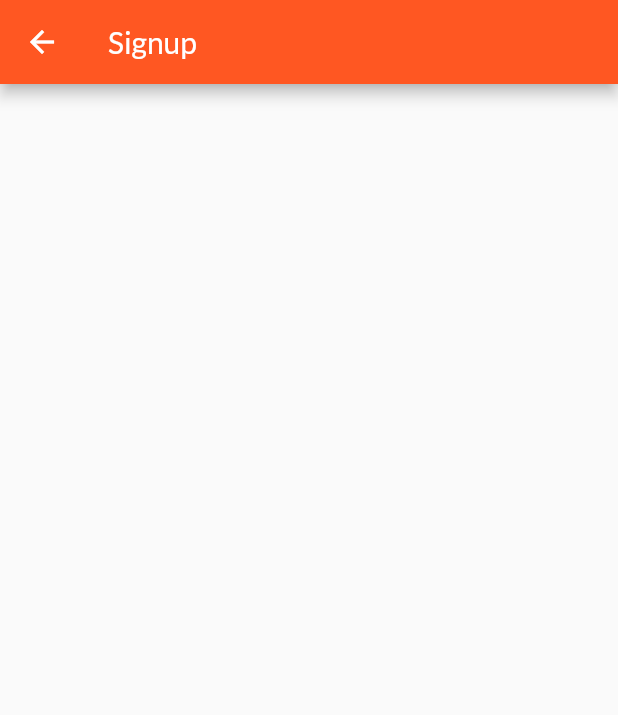
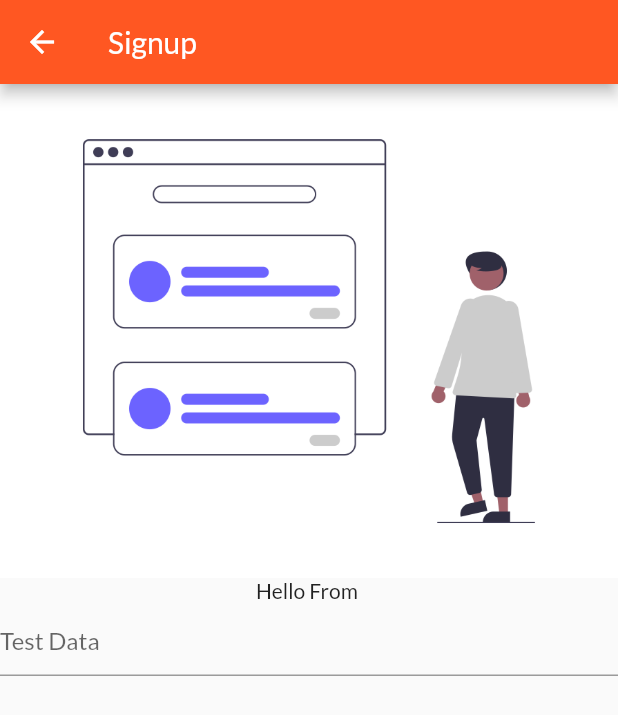
Before and after one commit to mrjaypatel/flutter_learn, a Flutter app: the SignupPage screen opened by its route, on a phone screen of 412 x 824 dp. Shown: the top 715 px of the screen. Run offline on Flutter 3.47's test engine with Material 2 defaults, Android fonts, the phone set to English and light mode, and no system bars; our stand-ins replace google_fonts.

```diff
--- a/lib/screens/auth/signup.dart
+++ b/lib/screens/auth/signup.dart
@@ -1,16 +1,34 @@
 import 'package:flutter/material.dart';
 
-class SignupPage extends StatelessWidget {
+class SignupPage extends StatefulWidget {
   const SignupPage({Key? key}) : super(key: key);
 
+  @override
+  State<SignupPage> createState() => _SignupPageState();
+}
+
+class _SignupPageState extends State<SignupPage> {
+  String data = "";
   @override
   Widget build(BuildContext context) {
     return Scaffold(
       appBar: AppBar(
         title: Text("Signup"),
       ),
-      body: Column(
-        children: [],
+      body: SingleChildScrollView(
+        child: Column(
+          children: [
+            Image.asset("assets/images/signup.png"),
+            Text("Hello From " + data),
+            TextField(
+              decoration: InputDecoration(hintText: "Test Data"),
+              onChanged: (value) {
+                data = value;
+                setState(() {});
+              },
+            )
+          ],
+        ),
       ),
     );
   }
```
Also changed, not shown: lib/screens/auth/login.dart (+18 -8 lines).
